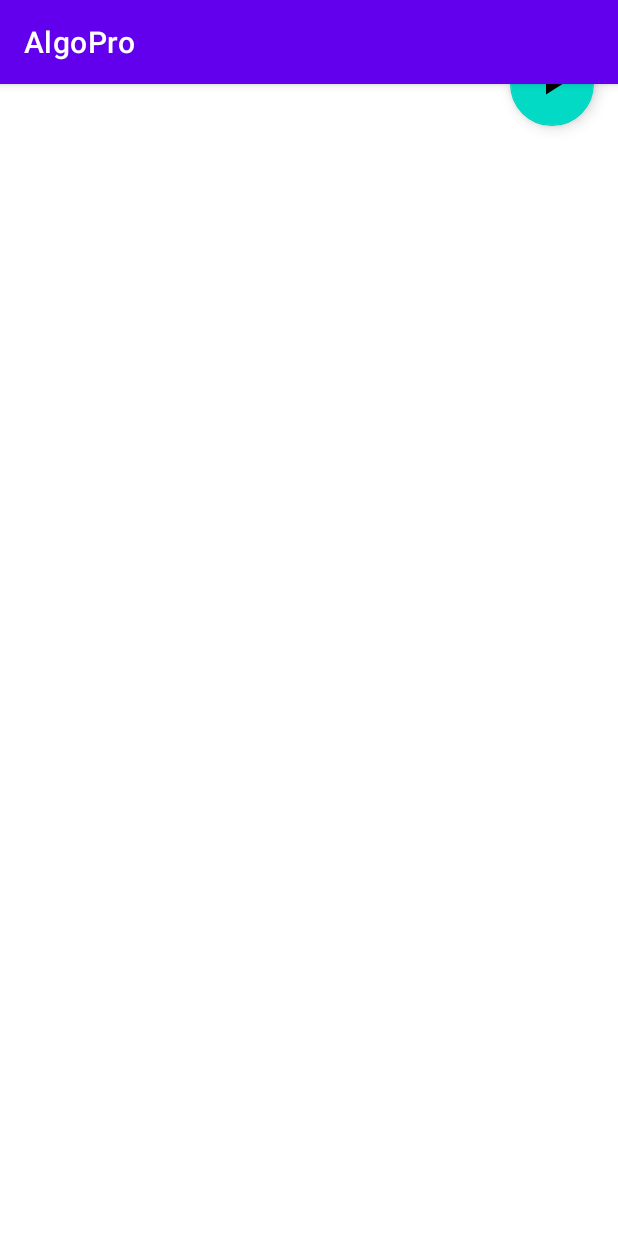
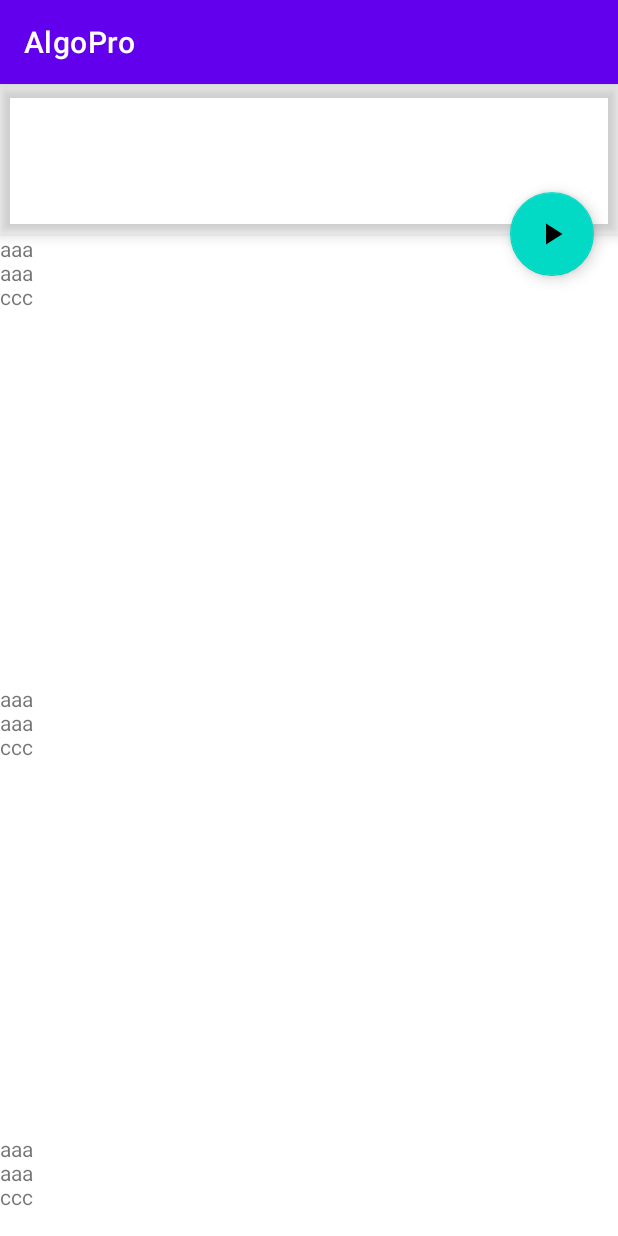
Before and after one commit to DaiJiChen/AlgoPro, an Android app: the AlgoFragment screen opened directly, with no data from a screen before it, on a phone screen of 412 x 824 dp. Run offline under Robolectric (Android 15) with nearby library versions, the light colour scheme and no system bars.

Commit message:
change relative place for algorithm layout

```diff
--- a/app/src/main/java/com/SIT/jichen/myapplication/AlgoFragment.java
+++ b/app/src/main/java/com/SIT/jichen/myapplication/AlgoFragment.java
@@ -2,6 +2,8 @@ package com.SIT.jichen.myapplication;
 
 import android.os.Bundle;
 import android.view.LayoutInflater;
+import android.view.Menu;
+import android.view.MenuInflater;
 import android.view.View;
 import android.view.ViewGroup;
 
@@ -15,17 +17,8 @@ import com.google.android.material.appbar.AppBarLayout;
 import com.google.android.material.floatingactionbutton.FloatingActionButton;
 
 public class AlgoFragment extends Fragment {
-    FloatingActionButton fab;
+    FloatingActionButton floatingActionButton;
     AppBarLayout appBarLayout;
-
-    LogFragment logFragment;
-    CodeFragment codeFragment;
-    AlgoDescriptionFragment algoFragment;
-    ViewPager viewPager;
-
-    Algorithm algorithm;
-
-    String startCommand = Algorithm.COMMAND_START_ALGORITHM;
 
     public static AlgoFragment getInstance(String algoName) {
         AlgoFragment algoFragment = new AlgoFragment();
@@ -40,17 +33,8 @@ public class AlgoFragment extends Fragment {
     public View onCreateView(@NonNull LayoutInflater inflater, @Nullable ViewGroup container, @Nullable Bundle savedInstanceState) {
         View rootView = inflater.inflate(R.layout.fragment_algo, container, false);
 
-        appBarLayout = (AppBarLayout) rootView.findViewById(R.id.app_bar);
-
-
-        fab = (FloatingActionButton) rootView.findViewById(R.id.fab);
-        viewPager = (ViewPager) rootView.findViewById(R.id.viewPager);
-
-        logFragment = LogFragment.newInstance();
-        codeFragment = CodeFragment.newInstance(getArguments().getString(Algorithm.KEY_ALGORITHM));
-        algoFragment = AlgoDescriptionFragment.newInstance(getArguments().getString(Algorithm.KEY_ALGORITHM));
-
-        setupFragment(getArguments().getString(Constants.ALGORITHM_KEY));
+        appBarLayout = (AppBarLayout) rootView.findViewById(R.id.appBarLayout);
+        floatingActionButton = (FloatingActionButton) rootView.findViewById(R.id.floatingActionButton);
 
         return rootView;
     }
--- a/app/src/main/res/layout/fragment_algo.xml
+++ b/app/src/main/res/layout/fragment_algo.xml
@@ -1,5 +1,6 @@
 <?xml version="1.0" encoding="utf-8"?>
-<androidx.coordinatorlayout.widget.CoordinatorLayout xmlns:android="http://schemas.android.com/apk/res/android"
+<androidx.coordinatorlayout.widget.CoordinatorLayout
+    xmlns:android="http://schemas.android.com/apk/res/android"
     xmlns:app="http://schemas.android.com/apk/res-auto"
     xmlns:tools="http://schemas.android.com/tools"
     android:id="@+id/coordinator"
@@ -9,29 +10,72 @@
     tools:context=".AlgoFragment">
 
     <com.google.android.material.appbar.AppBarLayout
-        android:id="@+id/app_bar"
+        android:id="@+id/appBarLayout"
         android:layout_width="match_parent"
-        android:layout_height="wrap_content"
+        android:layout_height="100dp"
         android:background="@android:color/transparent"
         android:theme="@style/AppTheme.AppBarOverlay"
-        app:elevation="5dp">
+        app:elevation="5dp"
+        app:expanded="true">
+
+        <androidx.appcompat.widget.Toolbar
+            android:id="@+id/toolbar"
+            android:layout_width="match_parent"
+            android:layout_height="match_parent"
+            app:layout_scrollFlags="scroll|enterAlways"/>
+
     </com.google.android.material.appbar.AppBarLayout>
-
-    <androidx.viewpager.widget.ViewPager
-        android:id="@+id/viewPager"
-        android:layout_width="match_parent"
-        android:layout_height="match_parent"
-        app:layout_behavior="@string/appbar_scrolling_view_behavior" />
 
 
     <com.google.android.material.floatingactionbutton.FloatingActionButton
-        android:id="@+id/fab"
+        android:id="@+id/floatingActionButton"
         android:layout_width="wrap_content"
         android:layout_height="wrap_content"
         android:layout_margin="16dp"
         android:background="@color/super_Deep_Blue"
         android:src="@drawable/ic_play"
-        app:layout_anchor="@id/app_bar"
+        app:layout_anchor="@id/appBarLayout"
         app:layout_anchorGravity="bottom|right|end" />
 
+
+    <androidx.core.widget.NestedScrollView
+        android:layout_width="match_parent"
+        android:layout_height="match_parent"
+        app:layout_behavior="@string/appbar_scrolling_view_behavior">
+
+        <LinearLayout
+            android:layout_width="match_parent"
+            android:layout_height="wrap_content"
+            android:orientation="vertical">
+
+            <TextView
+                android:layout_width="match_parent"
+                android:layout_height="300dp"
+                android:text="aaa\naaa\nccc"
+                />
+            <TextView
+                android:layout_width="match_parent"
+                android:layout_height="300dp"
+                android:text="aaa\naaa\nccc" />
+            <TextView
+                android:layout_width="match_parent"
+                android:layout_height="300dp"
+                android:text="aaa\naaa\nccc" />
+            <TextView
+                android:layout_width="match_parent"
+                android:layout_height="300dp"
+                android:text="aaa\naaa\nccc" />
+            <TextView
+                android:layout_width="match_parent"
+                android:layout_height="300dp"
+                android:text="aaa\naaa\nccc" />
+            <TextView
+                android:layout_width="match_parent"
+                android:layout_height="300dp"
+                android:text="aaa\naaa\nccc" />
+
+        </LinearLayout>
+
+    </androidx.core.widget.NestedScrollView>
+
 </androidx.coordinatorlayout.widget.CoordinatorLayout>
```
Also changed, not shown: app/src/main/res/drawable/ic_pure_animation.xml (added, +9 -0 lines), app/src/main/res/menu/menu_bottom_navigation.xml (+2 -12 lines).
